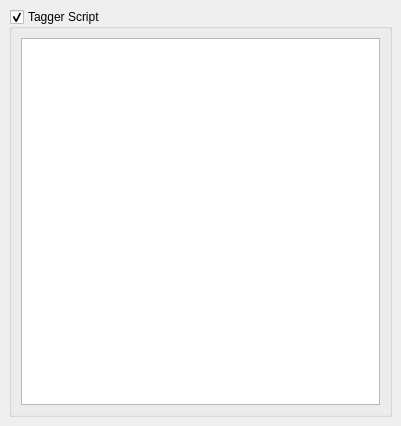
Qt form ui/options_script.ui (metabrainz/picard) before a commit.
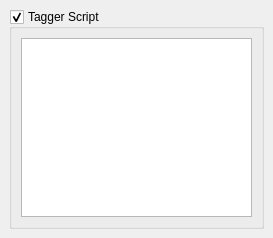
The same form after that commit.

Commit message: Options > Scripting: Disable word-wrap.

Patch:
```diff
--- a/ui/options_script.ui
+++ b/ui/options_script.ui
@@ -8,8 +8,8 @@
    <rect>
     <x>0</x>
     <y>0</y>
-    <width>401</width>
-    <height>426</height>
+    <width>273</width>
+    <height>238</height>
    </rect>
   </property>
   <property name="windowTitle" >
@@ -50,6 +50,9 @@
           <strikeout>false</strikeout>
          </font>
         </property>
+        <property name="lineWrapMode" >
+         <enum>QTextEdit::NoWrap</enum>
+        </property>
        </widget>
       </item>
      </layout>
```
Left out of the diff: 7 changed lines with no effect on the pictures. The commit also changes 1 other file.
